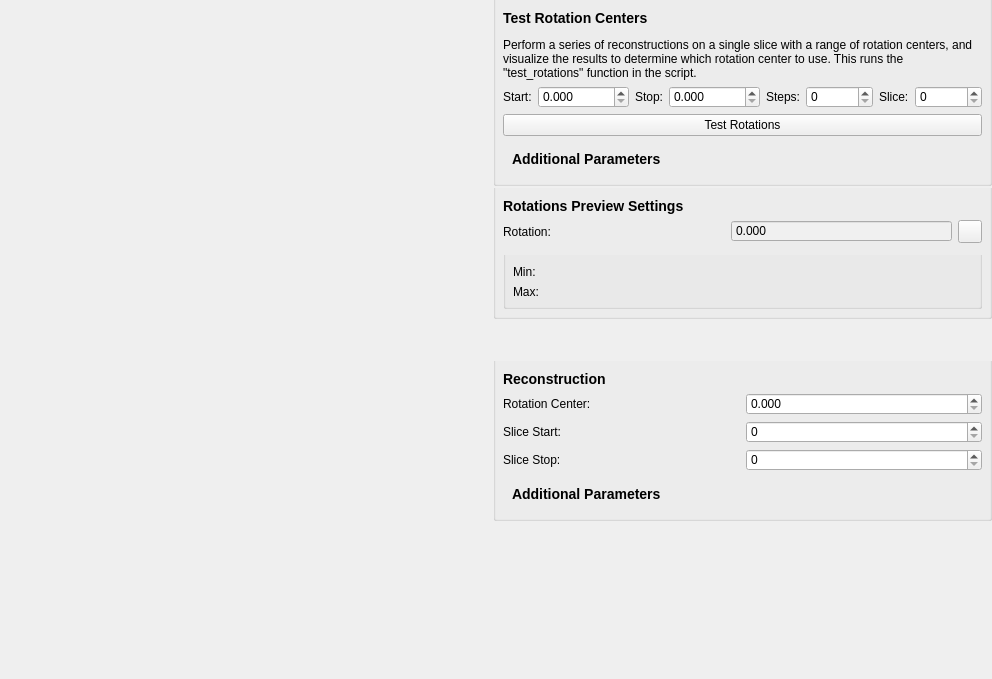
Old version of the form tomviz/FxiWorkflowWidget.ui in the repository OpenChemistry/tomviz.
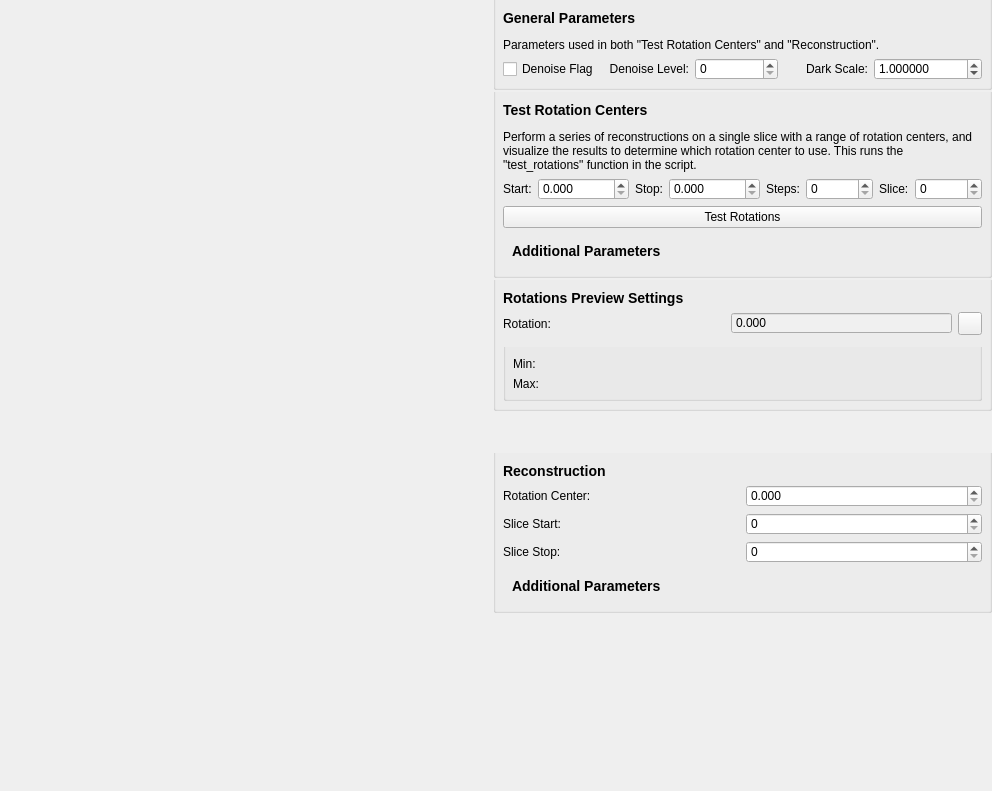
New version of the form. Icons and pictures are not drawn. Custom widgets are drawn as their Qt base class.

Commit message:
Add general parameters to FXI workflow widget
The new general parameters are applied to both the test rotations and
reconstruction steps.

The general parameters currently present are: the denoise flag, the
denoise level, and the dark scale.

```diff
--- a/tomviz/FxiWorkflowWidget.ui
+++ b/tomviz/FxiWorkflowWidget.ui
@@ -7,7 +7,7 @@
     <x>0</x>
     <y>0</y>
     <width>992</width>
-    <height>679</height>
+    <height>791</height>
    </rect>
   </property>
   <property name="windowTitle">
@@ -34,7 +34,7 @@
      <item row="5" column="0">
       <layout class="QHBoxLayout" name="rotationLabelLayout"/>
      </item>
-     <item row="0" column="1" rowspan="8">
+     <item row="1" column="1" rowspan="8">
       <layout class="QVBoxLayout" name="verticalLayout_3">
        <property name="spacing">
         <number>2</number>
@@ -51,7 +51,14 @@
           <string/>
          </property>
          <layout class="QGridLayout" name="gridLayout_3">
-          <item row="0" column="0">
+          <item row="3" column="0">
+           <widget class="QPushButton" name="testRotations">
+            <property name="text">
+             <string>Test Rotations</string>
+            </property>
+           </widget>
+          </item>
+          <item row="1" column="0">
            <widget class="QLabel" name="testRotationCentersLabel">
             <property name="minimumSize">
              <size>
@@ -67,7 +74,7 @@
             </property>
            </widget>
           </item>
-          <item row="1" column="0">
+          <item row="2" column="0">
            <layout class="QHBoxLayout" name="horizontalLayout">
             <item>
              <widget class="QLabel" name="startLabel">
@@ -145,7 +152,7 @@
             </item>
            </layout>
           </item>
-          <item row="3" column="0">
+          <item row="4" column="0">
            <widget class="QWidget" name="testRotationsExtraParamsLayoutWidget" native="true">
             <layout class="QGridLayout" name="testRotationsExtraParamsLayout">
              <item row="0" column="0">
@@ -170,13 +177,6 @@
             </layout>
            </widget>
           </item>
-          <item row="2" column="0">
-           <widget class="QPushButton" name="testRotations">
-            <property name="text">
-             <string>Test Rotations</string>
-            </property>
-           </widget>
-          </item>
          </layout>
         </widget>
        </item>
@@ -437,7 +437,7 @@
        </item>
       </layout>
      </item>
-     <item row="0" column="0">
+     <item row="1" column="0">
       <widget class="tomviz::QVTKGLWidget" name="sliceView" native="true">
        <property name="sizePolicy">
         <sizepolicy hsizetype="Preferred" vsizetype="Preferred">
@@ -453,6 +453,106 @@
        </property>
       </widget>
      </item>
+     <item row="0" column="1">
+      <widget class="QGroupBox" name="generalParametersGroup">
+       <property name="styleSheet">
+        <string notr="true">QGroupBox{padding-top:15px; margin-top:-15px}</string>
+       </property>
+       <property name="title">
+        <string/>
+       </property>
+       <layout class="QGridLayout" name="gridLayout_6">
+        <item row="1" column="0">
+         <layout class="QHBoxLayout" name="horizontalLayout_2">
+          <item>
+           <widget class="QCheckBox" name="denoiseFlag">
+            <property name="toolTip">
+             <string>&lt;html&gt;&lt;head/&gt;&lt;body&gt;&lt;p&gt;Whether to apply Wiener denoise&lt;/p&gt;&lt;/body&gt;&lt;/html&gt;</string>
+            </property>
+            <property name="text">
+             <string>Denoise Flag</string>
+            </property>
+           </widget>
+          </item>
+          <item>
+           <widget class="QLabel" name="denoiseLevelLabel">
+            <property name="toolTip">
+             <string>&lt;html&gt;&lt;head/&gt;&lt;body&gt;&lt;p&gt;The level to apply to tomopy.prep.stripe.remove_stripe_fw&lt;/p&gt;&lt;/body&gt;&lt;/html&gt;</string>
+            </property>
+            <property name="text">
+             <string>Denoise Level:</string>
+            </property>
+            <property name="alignment">
+             <set>Qt::AlignRight|Qt::AlignTrailing|Qt::AlignVCenter</set>
+            </property>
+            <property name="buddy">
+             <cstring>denoiseLevel</cstring>
+            </property>
+           </widget>
+          </item>
+          <item>
+           <widget class="QSpinBox" name="denoiseLevel">
+            <property name="toolTip">
+             <string>&lt;html&gt;&lt;head/&gt;&lt;body&gt;&lt;p&gt;The level to apply to tomopy.prep.stripe.remove_stripe_fw&lt;/p&gt;&lt;/body&gt;&lt;/html&gt;</string>
+            </property>
+            <property name="minimum">
+             <number>0</number>
+            </property>
+            <property name="maximum">
+             <number>1000</number>
+            </property>
+           </widget>
+          </item>
+          <item>
+           <widget class="QLabel" name="darkScaleLabel">
+            <property name="toolTip">
+             <string>&lt;html&gt;&lt;head/&gt;&lt;body&gt;&lt;p&gt;The scaling that should be applied to the dark image&lt;/p&gt;&lt;/body&gt;&lt;/html&gt;</string>
+            </property>
+            <property name="text">
+             <string>Dark Scale:</string>
+            </property>
+            <property name="alignment">
+             <set>Qt::AlignRight|Qt::AlignTrailing|Qt::AlignVCenter</set>
+            </property>
+            <property name="buddy">
+             <cstring>darkScale</cstring>
+            </property>
+           </widget>
+          </item>
+          <item>
+           <widget class="QDoubleSpinBox" name="darkScale">
+            <property name="toolTip">
+             <string>&lt;html&gt;&lt;head/&gt;&lt;body&gt;&lt;p&gt;The scaling that should be applied to the dark image&lt;/p&gt;&lt;/body&gt;&lt;/html&gt;</string>
+            </property>
+            <property name="decimals">
+             <number>6</number>
+            </property>
+            <property name="minimum">
+             <double>-10000.000000000000000</double>
+            </property>
+            <property name="maximum">
+             <double>10000.000000000000000</double>
+            </property>
+            <property name="value">
+             <double>1.000000000000000</double>
+            </property>
+           </widget>
+          </item>
+         </layout>
+        </item>
+        <item row="0" column="0">
+         <widget class="QLabel" name="generalParametersLabel">
+          <property name="text">
+           <string>&lt;html&gt;&lt;head/&gt;&lt;body&gt;&lt;p&gt;&lt;span style=&quot; font-size:large; font-weight:600;&quot;&gt;General Parameters&lt;/span&gt;&lt;/p&gt;&lt;p&gt;Parameters used in both &amp;quot;Test Rotation Centers&amp;quot; and &amp;quot;Reconstruction&amp;quot;.&lt;/p&gt;&lt;/body&gt;&lt;/html&gt;</string>
+          </property>
+          <property name="wordWrap">
+           <bool>false</bool>
+          </property>
+         </widget>
+        </item>
+       </layout>
+      </widget>
+     </item>
     </layout>
    </item>
   </layout>
```
Left out of the diff: 35 changed lines with no effect on the pictures. The commit also changes 3 other files.
